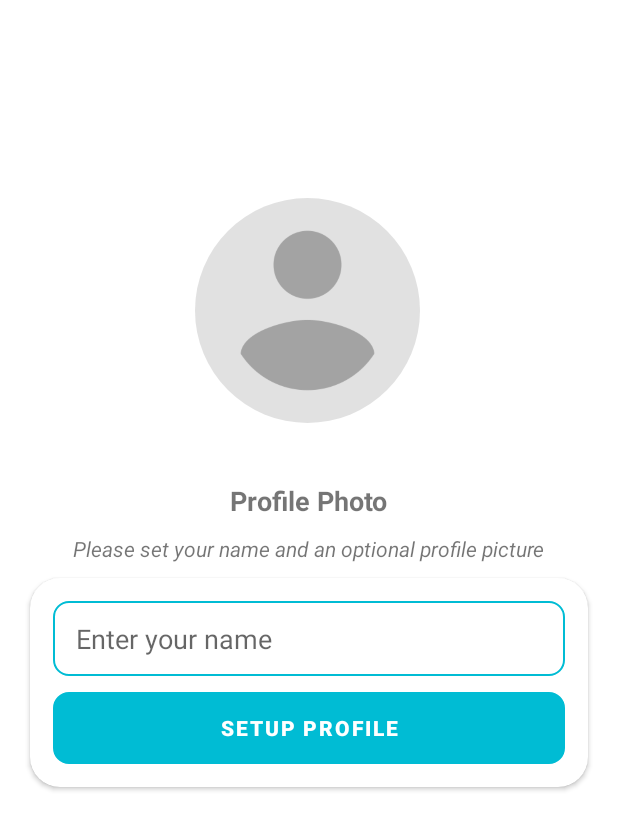
After one commit to Deepakkumar-4/ComingMsgs, an Android app: the ProfileSetupActivity screen opened directly, with no data from a screen before it, on a phone screen of 412 x 824 dp. The commit adds this screen. Shown: the top 830 px of the screen. Run offline under Robolectric (Android 15) with nearby library versions, the phone set to English and light mode, and no system bars; our stand-ins replace CircleImageView, Firebase (no records; nobody signed in at launch, a user with empty details on screens opened directly).

Commit message:
added profile activity its layout and basic code with binding ,corrected duplicate installation.

```diff
--- a/app/build.gradle
+++ b/app/build.gradle
@@ -39,8 +39,12 @@ dependencies {
     implementation 'androidx.constraintlayout:constraintlayout:2.1.1'
     implementation 'com.google.firebase:firebase-auth:21.0.1'
     implementation 'com.google.firebase:firebase-database:20.0.2'
+    implementation 'com.google.firebase:firebase-storage:20.0.0'
+
     testImplementation 'junit:junit:4.+'
     androidTestImplementation 'androidx.test.ext:junit:1.1.3'
     androidTestImplementation 'androidx.test.espresso:espresso-core:3.4.0'
     implementation platform('com.google.firebase:firebase-bom:29.0.0')
+
+    implementation 'de.hdodenhof:circleimageview:3.1.0'
 }
--- /dev/null
+++ b/app/src/main/java/com/comingmsgs/ProfileSetupActivity.java
@@ -0,0 +1,59 @@
+package com.comingmsgs;
+
+import androidx.annotation.Nullable;
+import androidx.appcompat.app.AppCompatActivity;
+
+import android.content.Intent;
+import android.os.Bundle;
+import android.view.View;
+
+import com.comingmsgs.databinding.ActivityProfileSetupBinding;
+import com.google.firebase.auth.FirebaseAuth;
+import com.google.firebase.database.FirebaseDatabase;
+import com.google.firebase.storage.FirebaseStorage;
+
+public class ProfileSetupActivity extends AppCompatActivity {
+    ActivityProfileSetupBinding binding;
+
+    FirebaseAuth auth;
+    FirebaseDatabase database;
+    FirebaseStorage storage;
+
+
+
+
+    @Override
+    protected void onCreate(Bundle savedInstanceState) {
+        super.onCreate(savedInstanceState);
+        binding = ActivityProfileSetupBinding.inflate(getLayoutInflater());
+        setContentView(binding.getRoot());
+        getSupportActionBar().hide();
+
+        auth = FirebaseAuth.getInstance();
+        storage = FirebaseStorage.getInstance();
+        database = FirebaseDatabase.getInstance();
+
+        binding.profilepic.setOnClickListener(new View.OnClickListener() {
+            @Override
+            public void onClick(View view) {
+                Intent intent = new Intent();
+                intent.setAction(Intent.ACTION_GET_CONTENT);
+                intent.setType("image/*");  //it open activity for image selction and to get its refernce
+                startActivityForResult(intent,45);
+            }
+        });
+    }
+
+    @Override
+    protected void onActivityResult(int requestCode, int resultCode, @Nullable Intent data) {
+        super.onActivityResult(requestCode, resultCode, data);
+
+        // here activity  open where u can select a image and its refernce is saved
+        if (data != null){
+            if (data.getData() !=null){
+                binding.profilepic.setImageURI(data.getData());
+            }
+
+        }
+    }
+}
--- a/app/src/main/java/com/comingmsgs/SignInActivity.java
+++ b/app/src/main/java/com/comingmsgs/SignInActivity.java
@@ -29,7 +29,7 @@ public class SignInActivity extends AppCompatActivity {
     protected void onCreate(Bundle savedInstanceState) {
         super.onCreate(savedInstanceState);
         binding = ActivitySignInBinding.inflate(getLayoutInflater());
-        setContentView(binding.getRoot());
+      setContentView(R.layout.activity_sign_in);
         getSupportActionBar().hide();
 
 
--- a/app/src/main/java/com/comingmsgs/VerificationActivity.java
+++ b/app/src/main/java/com/comingmsgs/VerificationActivity.java
@@ -92,7 +92,7 @@ public class VerificationActivity extends AppCompatActivity {
                                         verify.setVisibility(View.VISIBLE);
                                         if (task.isSuccessful()){
 
-                                            Intent intent = new Intent(VerificationActivity.this,MainActivity.class);
+                                            Intent intent = new Intent(VerificationActivity.this,ProfileSetupActivity.class);
                                             intent.setFlags( Intent.FLAG_ACTIVITY_NEW_TASK|Intent.FLAG_ACTIVITY_CLEAR_TASK);
                                             startActivity(intent);
 
--- /dev/null
+++ b/app/src/main/res/layout/activity_profile_setup.xml
@@ -0,0 +1,113 @@
+<?xml version="1.0" encoding="utf-8"?>
+<androidx.constraintlayout.widget.ConstraintLayout xmlns:android="http://schemas.android.com/apk/res/android"
+    xmlns:app="http://schemas.android.com/apk/res-auto"
+    xmlns:tools="http://schemas.android.com/tools"
+    android:layout_width="match_parent"
+    android:layout_height="match_parent"
+    tools:context=".ProfileSetupActivity">
+
+    <de.hdodenhof.circleimageview.CircleImageView
+        android:id="@+id/profilepic"
+        android:layout_width="150dp"
+        android:layout_height="150dp"
+        android:layout_marginTop="132dp"
+        android:src="@drawable/avatar"
+        app:layout_constraintEnd_toEndOf="parent"
+        app:layout_constraintHorizontal_bias="0.497"
+        app:layout_constraintStart_toStartOf="parent"
+        app:layout_constraintTop_toTopOf="parent" />
+
+    <TextView
+        android:id="@+id/textView"
+        android:layout_width="wrap_content"
+        android:layout_height="wrap_content"
+        android:text="Profile Photo"
+        android:textSize="18sp"
+        android:textStyle="bold"
+        app:layout_constraintBottom_toBottomOf="parent"
+        app:layout_constraintEnd_toEndOf="parent"
+        app:layout_constraintStart_toStartOf="parent"
+        app:layout_constraintTop_toBottomOf="@+id/profilepic"
+        app:layout_constraintVertical_bias="0.076" />
+
+    <TextView
+        android:id="@+id/textView2"
+        android:layout_width="wrap_content"
+        android:layout_height="wrap_content"
+        android:layout_margin="10dp"
+        android:text="Please set your name and an optional profile picture"
+        android:textSize="14sp"
+        android:textStyle="italic"
+        app:layout_constraintEnd_toEndOf="@+id/textView"
+        app:layout_constraintStart_toStartOf="@+id/textView"
+        app:layout_constraintTop_toBottomOf="@+id/textView" />
+
+    <androidx.cardview.widget.CardView
+        android:layout_width="match_parent"
+        android:layout_height="wrap_content"
+        android:layout_marginLeft="20dp"
+        android:layout_marginTop="10dp"
+        android:layout_marginRight="20dp"
+        app:cardCornerRadius="20dp"
+        app:layout_constraintEnd_toEndOf="parent"
+        app:layout_constraintStart_toStartOf="parent"
+        app:layout_constraintTop_toBottomOf="@+id/textView2">
+
+
+        <LinearLayout
+            android:layout_width="match_parent"
+            android:layout_height="match_parent"
+            android:layout_margin="10dp"
+            android:gravity="center"
+            android:orientation="vertical">
+
+            <LinearLayout
+                android:layout_width="match_parent"
+                android:layout_height="match_parent"
+                android:layout_margin="5dp"
+                android:gravity="center"
+                android:orientation="horizontal">
+
+
+                <EditText
+                    android:id="@+id/enterName"
+                    android:layout_width="match_parent"
+                    android:layout_height="50dp"
+                    android:layout_marginTop="0dp"
+                    android:background="@drawable/phone_number_button"
+                    android:hint="Enter your name"
+                    android:importantForAutofill="no"
+                    android:inputType="number"
+                    android:paddingLeft="15dp"
+                    tools:ignore="TouchTargetSizeCheck,TouchTargetSizeCheck,TouchTargetSizeCheck,TouchTargetSizeCheck,TouchTargetSizeCheck" />
+
+
+            </LinearLayout>
+
+            <FrameLayout
+                android:layout_width="match_parent"
+                android:layout_height="wrap_content">
+
+                <Button
+                    android:id="@+id/setupProfile"
+                    android:layout_width="match_parent"
+                    android:layout_height="wrap_content"
+                    android:layout_margin="5dp"
+                    android:background="@drawable/phone_number_button"
+                    android:text="Setup Profile"
+                    android:textStyle="bold" />
+
+                <ProgressBar
+                    android:id="@+id/progress_bar_sendingOTP"
+                    android:layout_width="35dp"
+                    android:layout_height="35dp"
+                    android:layout_gravity="center"
+                    android:visibility="gone" />
+
+            </FrameLayout>
+
+
+        </LinearLayout>
+
+    </androidx.cardview.widget.CardView>
+</androidx.constraintlayout.widget.ConstraintLayout>
--- a/app/src/main/res/layout/activity_verification.xml
+++ b/app/src/main/res/layout/activity_verification.xml
@@ -1,5 +1,6 @@
 <?xml version="1.0" encoding="utf-8"?>
-<androidx.constraintlayout.widget.ConstraintLayout xmlns:android="http://schemas.android.com/apk/res/android"
+<androidx.constraintlayout.widget.ConstraintLayout
+    xmlns:android="http://schemas.android.com/apk/res/android"
     xmlns:app="http://schemas.android.com/apk/res-auto"
     xmlns:tools="http://schemas.android.com/tools"
     android:layout_width="match_parent"
```
Also changed, not shown: app/src/main/AndroidManifest.xml (+5 -6 lines), app/src/main/java/com/comingmsgs/User.java (added, +56 -0 lines), app/src/main/res/drawable/background_imageview.xml (added, +9 -0 lines), app/src/main/res/layout/activity_main.xml (+1 -12 lines), app/src/main/res/menu/menu.xml (added, +12 -0 lines), app/src/main/res/drawable/avatar.png (added), app/src/main/res/drawable/bg.png (added), app/src/main/res/drawable/ic_fb_angry.png (added), app/src/main/res/drawable/ic_fb_laugh.png (added), app/src/main/res/drawable/ic_fb_like.png (added), app/src/main/res/drawable/ic_fb_love.png (added), app/src/main/res/drawable/ic_fb_sad.png (added), app/src/main/res/drawable/ic_fb_wow.png (added).
